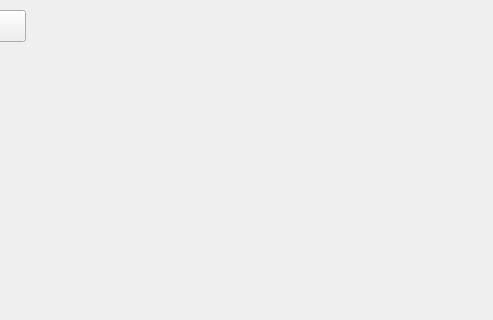
Qt form prismatri.ui (yocoHM/GeometriaComputacional) before a commit; both pictures show x 407 to 900 and y 0 to 320 of the 900 by 600 pixel window.
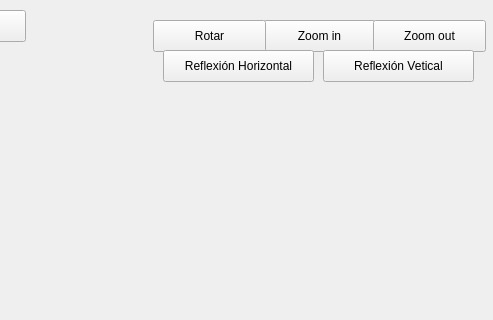
The same form after that commit.

Patch:
```diff
--- a/prismatri.ui
+++ b/prismatri.ui
@@ -85,6 +85,71 @@
     </rect>
    </property>
   </widget>
+  <widget class="QPushButton" name="pushButton_5">
+   <property name="geometry">
+    <rect>
+     <x>670</x>
+     <y>20</y>
+     <width>113</width>
+     <height>32</height>
+    </rect>
+   </property>
+   <property name="text">
+    <string>Zoom in</string>
+   </property>
+  </widget>
+  <widget class="QPushButton" name="pushButton_3">
+   <property name="geometry">
+    <rect>
+     <x>560</x>
+     <y>20</y>
+     <width>113</width>
+     <height>32</height>
+    </rect>
+   </property>
+   <property name="text">
+    <string>Rotar</string>
+   </property>
+  </widget>
+  <widget class="QPushButton" name="pushButton_6">
+   <property name="geometry">
+    <rect>
+     <x>570</x>
+     <y>50</y>
+     <width>151</width>
+     <height>32</height>
+    </rect>
+   </property>
+   <property name="text">
+    <string>Reflexión Horizontal</string>
+   </property>
+  </widget>
+  <widget class="QPushButton" name="pushButton_4">
+   <property name="geometry">
+    <rect>
+     <x>780</x>
+     <y>20</y>
+     <width>113</width>
+     <height>32</height>
+    </rect>
+   </property>
+   <property name="text">
+    <string>Zoom out</string>
+   </property>
+  </widget>
+  <widget class="QPushButton" name="pushButton_7">
+   <property name="geometry">
+    <rect>
+     <x>730</x>
+     <y>50</y>
+     <width>151</width>
+     <height>32</height>
+    </rect>
+   </property>
+   <property name="text">
+    <string>Reflexión Vetical</string>
+   </property>
+  </widget>
  </widget>
  <resources/>
  <connections/>
```
